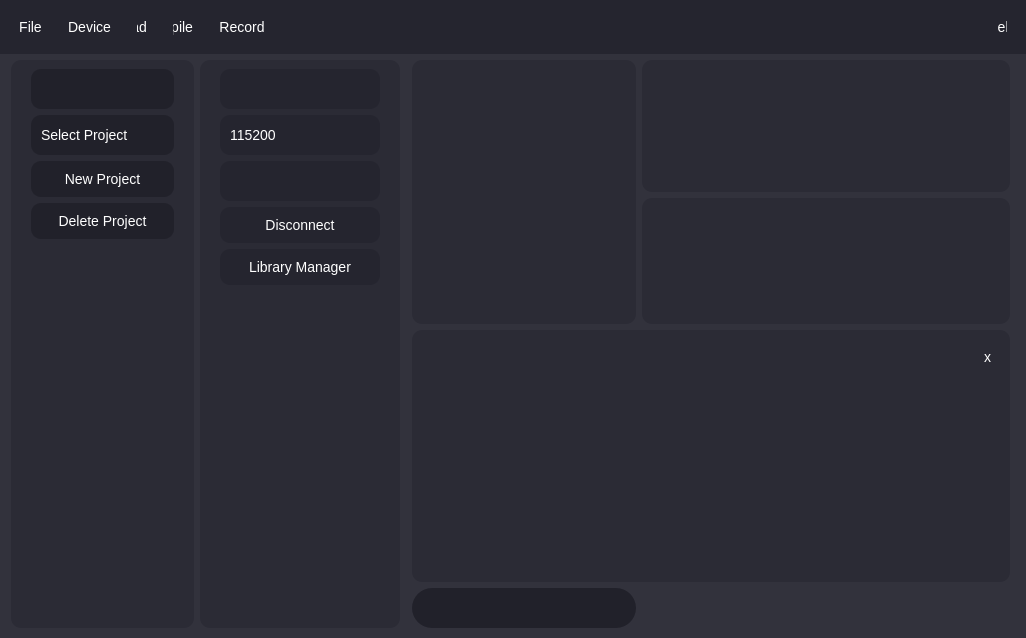
Above: Ui/GraphingUi.ui from OrionAerospaceYT/SideKick before the change. Below: the same form after it.
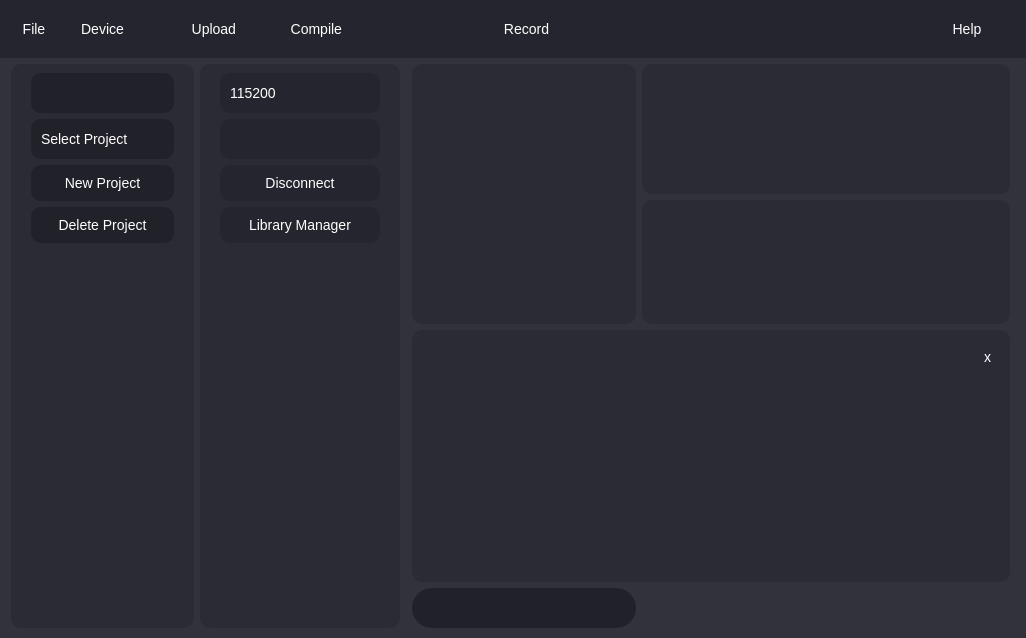
That is the form after the change. Icons and pictures are not drawn.

The edit to the form file:
```diff
--- a/Ui/GraphingUi.ui
+++ b/Ui/GraphingUi.ui
@@ -280,32 +280,10 @@
   padding: 10px 10px;
   text-align: center;
   outline: none;
-  background-color: #252535;
   border: none;
   border-radius: 10px;
   height: 20px;
 }
-QComboBox:pressed {
-  background-color: #000;
-}
-QComboBox:hover:!pressed{
-  background-color: #151525;
-}
-QComboBox:editable {
-  background: #252535;
-}
-  QComboBox:!editable,
-  QComboBox::drop-down:editable,
-  QComboBox:!editable:on,
-  QComboBox::drop-down:editable:on {
-  background: #252535;
-}
-QComboBox::drop-down {
-  subcontrol-origin: padding;
-  subcontrol-position: top right;
-  border-left: none;
-  color: #00f0c3;
-}
 QComboBox::down-arrow {
   image: url(Ui/D_Arrow.png);
   image-position: right;
@@ -313,10 +291,8 @@
   width: 50px;
   height: 20px;
 }
-QComboBox QAbstractItemView {
-  background: #252535;
-  border: none;
-  color: #00f0c3;
+QPushButton:hover:!pressed{
+  background-color: #151525;
 }
 
 /*Line Edit Styling*/
@@ -359,6 +335,12 @@
         <layout class="QHBoxLayout" name="horizontalLayout">
          <item>
           <widget class="QPushButton" name="file">
+           <property name="minimumSize">
+            <size>
+             <width>50</width>
+             <height>0</height>
+            </size>
+           </property>
            <property name="text">
             <string>File</string>
            </property>
@@ -366,6 +348,12 @@
          </item>
          <item>
           <widget class="QPushButton" name="device">
+           <property name="minimumSize">
+            <size>
+             <width>75</width>
+             <height>0</height>
+            </size>
+           </property>
            <property name="text">
             <string>Device</string>
            </property>
@@ -373,6 +361,12 @@
          </item>
          <item>
           <widget class="QPushButton" name="upload">
+           <property name="minimumSize">
+            <size>
+             <width>100</width>
+             <height>0</height>
+            </size>
+           </property>
            <property name="text">
             <string>Upload</string>
            </property>
@@ -380,13 +374,35 @@
          </item>
          <item>
           <widget class="QPushButton" name="compile">
+           <property name="minimumSize">
+            <size>
+             <width>100</width>
+             <height>0</height>
+            </size>
+           </property>
            <property name="text">
             <string>Compile</string>
            </property>
           </widget>
          </item>
+         <item>
+          <widget class="QComboBox" name="com_ports">
+           <property name="minimumSize">
+            <size>
+             <width>125</width>
+             <height>0</height>
+            </size>
+           </property>
+          </widget>
+         </item>
          <item>
           <widget class="QPushButton" name="record">
+           <property name="minimumSize">
+            <size>
+             <width>75</width>
+             <height>0</height>
+            </size>
+           </property>
            <property name="text">
             <string>Record</string>
            </property>
@@ -416,10 +432,16 @@
           <widget class="QLabel" name="top_update">
            <property name="minimumSize">
             <size>
-             <width>200</width>
+             <width>150</width>
              <height>0</height>
             </size>
            </property>
+           <property name="maximumSize">
+            <size>
+             <width>150</width>
+             <height>16777215</height>
+            </size>
+           </property>
            <property name="text">
             <string/>
            </property>
@@ -427,6 +449,12 @@
          </item>
          <item>
           <widget class="QPushButton" name="help">
+           <property name="minimumSize">
+            <size>
+             <width>100</width>
+             <height>0</height>
+            </size>
+           </property>
            <property name="text">
             <string>Help</string>
            </property>
@@ -762,9 +790,6 @@
          <property name="rightMargin">
           <number>20</number>
          </property>
-         <item>
-          <widget class="QComboBox" name="com_ports"/>
-         </item>
          <item>
           <widget class="QComboBox" name="baud_rate">
            <item>
```
